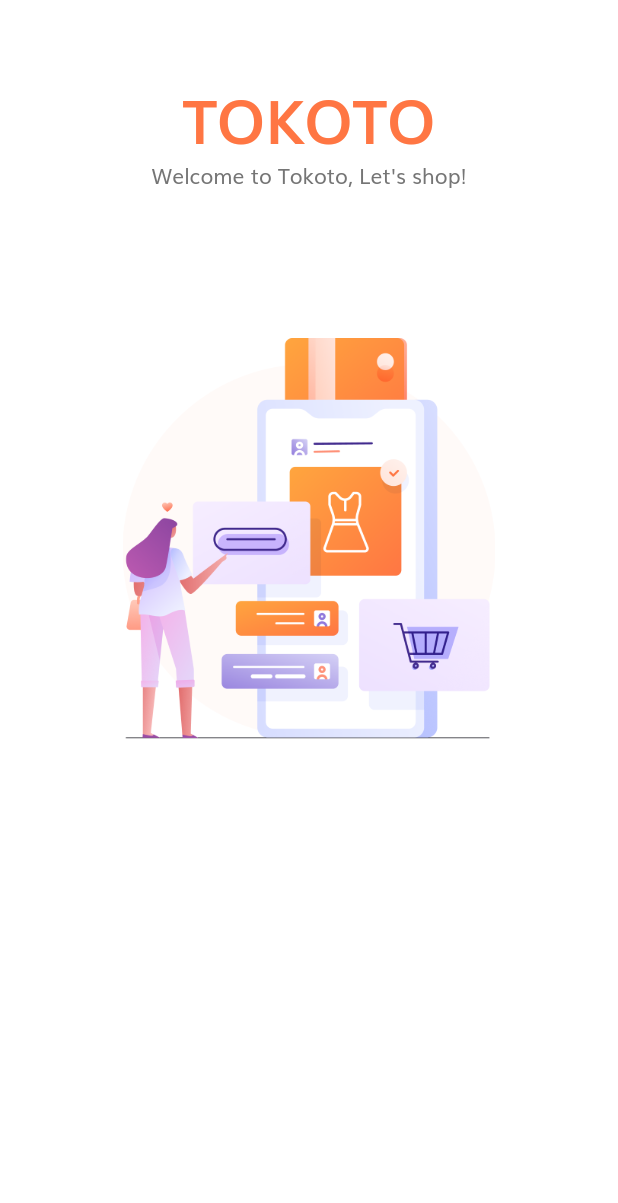
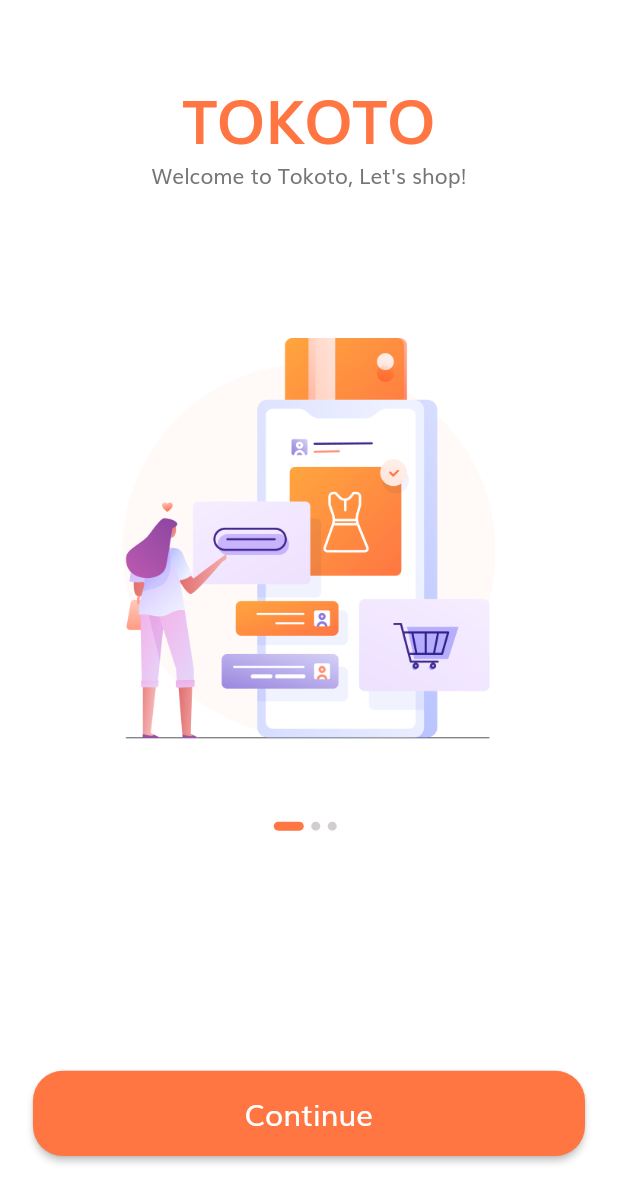
Before and after one commit to shimizu-saffle/e-commerce-app-ui-sample, a Flutter app: the screen it shows after launch, on a phone screen of 412 x 824 dp. Shown: the top 1203 px of the screen. Run offline on Flutter 3.47's test engine with Material 2 defaults, Android fonts, the phone set to English and light mode, and no system bars.

Commit message:
DefaultButton

```diff
--- /dev/null
+++ b/lib/components/default_button.dart
@@ -0,0 +1,38 @@
+import 'package:flutter/material.dart';
+
+import '../constants.dart';
+import '../size_config.dart';
+
+class DefaultButton extends StatelessWidget {
+  const DefaultButton({
+    Key? key,
+    required this.text,
+    required this.onPressed,
+  }) : super(key: key);
+
+  final String text;
+  final VoidCallback? onPressed;
+
+  @override
+  Widget build(BuildContext context) {
+    return SizedBox(
+      width: double.infinity,
+      height: getProportionateScreenHeight(56),
+      child: ElevatedButton(
+        onPressed: onPressed,
+        style: ElevatedButton.styleFrom(
+          primary: kPrimaryColor,
+          shape: RoundedRectangleBorder(
+            borderRadius: BorderRadius.circular(20),
+          ),
+        ),
+        child: Text(
+          text,
+          style: TextStyle(
+            fontSize: getProportionateScreenWidth(18),
+          ),
+        ),
+      ),
+    );
+  }
+}
--- a/lib/screens/splash/components/body.dart
+++ b/lib/screens/splash/components/body.dart
@@ -1,5 +1,8 @@
+import 'package:e_commerce_app_ui_sample/constants.dart';
+import 'package:e_commerce_app_ui_sample/size_config.dart';
 import 'package:flutter/material.dart';
 
+import '../../../components/default_button.dart';
 import 'splash_content.dart';
 
 class Body extends StatefulWidget {
@@ -10,6 +13,7 @@ class Body extends StatefulWidget {
 }
 
 class _BodyState extends State<Body> {
+  int currentPage = 0;
   List<Map<String, String>> splashData = [
     {
       "text": "Welcome to Tokoto, Let's shop!",
@@ -35,6 +39,11 @@ class _BodyState extends State<Body> {
             Expanded(
               flex: 3,
               child: PageView.builder(
+                onPageChanged: (value) {
+                  setState(() {
+                    currentPage = value;
+                  });
+                },
                 itemCount: splashData.length,
                 itemBuilder: (context, index) => SplashContent(
                   text: splashData[index]["text"] ?? 'text',
@@ -42,13 +51,50 @@ class _BodyState extends State<Body> {
                 ),
               ),
             ),
-            const Expanded(
+            Expanded(
               flex: 2,
-              child: SizedBox(),
+              child: Padding(
+                padding: EdgeInsets.symmetric(
+                  horizontal: getProportionateScreenWidth(20),
+                ),
+                child: Column(
+                  children: [
+                    const Spacer(),
+                    Row(
+                      mainAxisAlignment: MainAxisAlignment.center,
+                      children: List.generate(
+                        splashData.length,
+                        (index) => buildDot(index: index),
+                      ),
+                    ),
+                    const Spacer(flex: 3),
+                    DefaultButton(
+                      onPressed: () {},
+                      text: 'Continue',
+                    ),
+                    const Spacer(),
+                  ],
+                ),
+              ),
             )
           ],
         ),
       ),
     );
   }
+
+  AnimatedContainer buildDot({required int index}) {
+    return AnimatedContainer(
+      duration: kAnimationDuration,
+      margin: const EdgeInsets.only(right: 5),
+      height: 6,
+      width: currentPage == index ? 20 : 6,
+      decoration: BoxDecoration(
+        color: currentPage == index
+            ? kPrimaryColor
+            : const Color.fromARGB(255, 210, 206, 206),
+        borderRadius: BorderRadius.circular(3),
+      ),
+    );
+  }
 }
```
